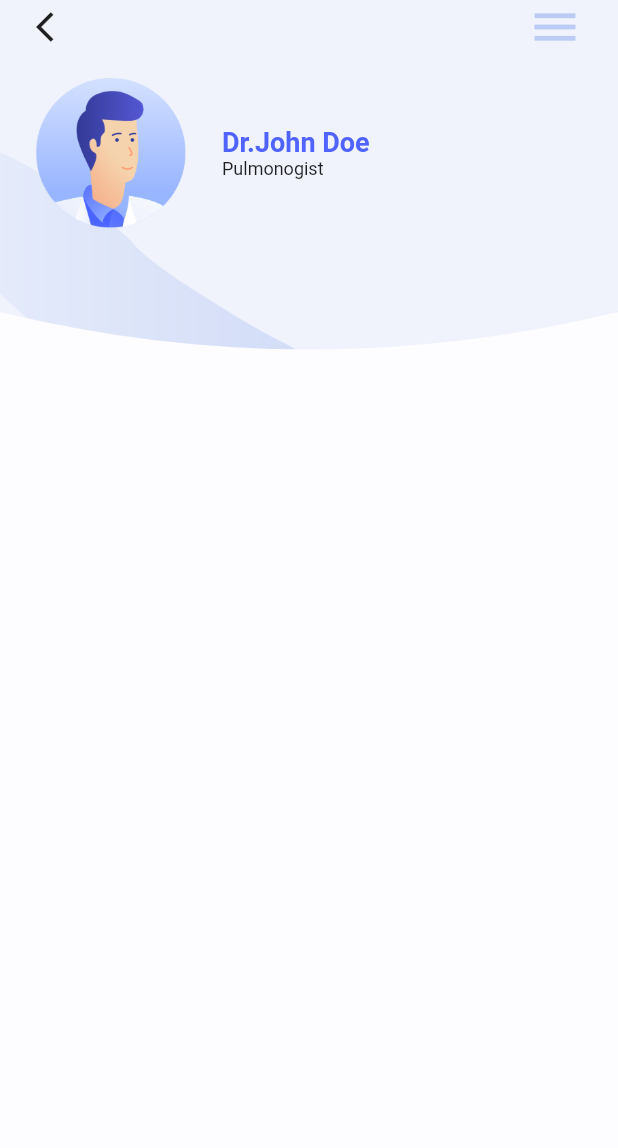
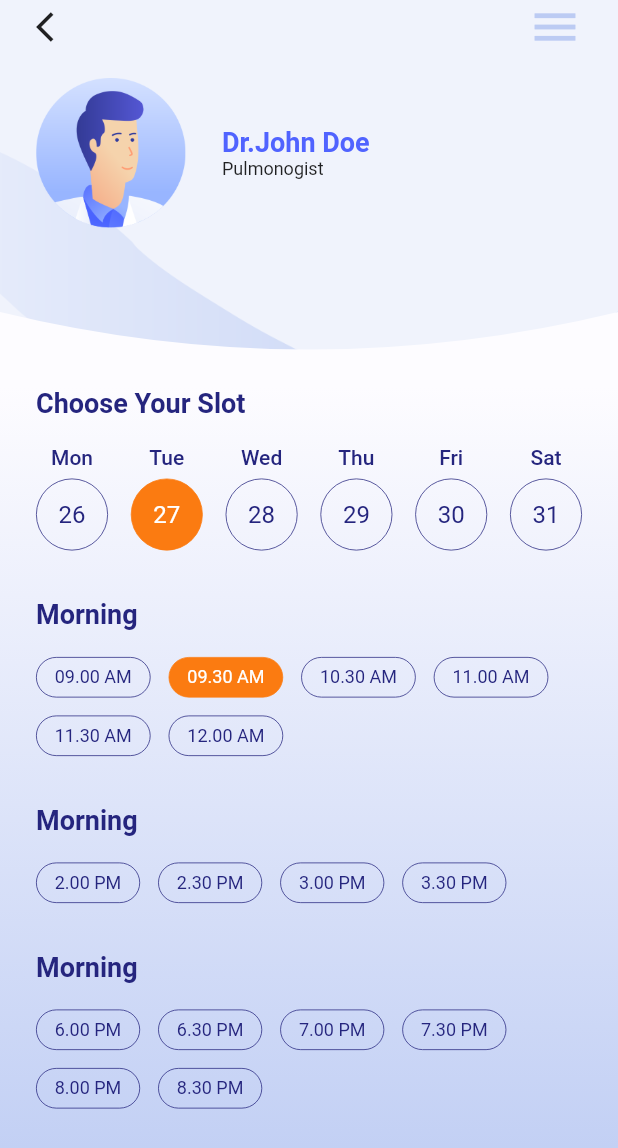
Before and after one commit to Bolutife-6978/Medical-AppUI, a Flutter app: the ReserveScreen screen opened directly, on a phone screen of 412 x 824 dp. Shown: the top 1148 px of the screen. Run offline on Flutter 3.47's test engine with Material 2 defaults, Android fonts, the phone set to English and light mode, and no system bars.

Commit message:
End of project

```diff
--- /dev/null
+++ b/lib/model/choose_model.dart
@@ -0,0 +1,6 @@
+class ChooseModel {
+  String time;
+  bool check;
+
+  ChooseModel(this.time, {this.check = false});
+}
--- a/lib/screen/reserve/reserve_screen.dart
+++ b/lib/screen/reserve/reserve_screen.dart
@@ -1,5 +1,9 @@
 import 'package:flutter/material.dart';
 import 'package:flutter_medical/constant.dart';
+import 'package:flutter_medical/model/choose_model.dart';
+import 'package:flutter_medical/screen/reserve/widget/choose_date.dart';
+import 'package:flutter_medical/screen/reserve/widget/choose_time.dart';
+import 'package:flutter_medical/screen/reserve/widget/choose_time_group.dart';
 import 'package:flutter_medical/screen/reserve/widget/user_info.dart';
 import 'package:flutter_medical/widget/my_header.dart';
 
@@ -25,9 +29,124 @@ class ReserveScreen extends StatelessWidget {
                 UserInfo()
               ],
             ),
-          )
+          ),
+          Expanded(
+            child: Container(
+              padding: const EdgeInsets.symmetric(horizontal: 24),
+              width: double.infinity,
+              decoration: BoxDecoration(
+                gradient: LinearGradient(
+                  colors: [nBackgroundColor, nSecondaryBackgroundColor],
+                  begin: Alignment.topCenter,
+                  end: Alignment.bottomCenter,
+                ),
+              ),
+              child: Column(
+                crossAxisAlignment: CrossAxisAlignment.start,
+                children: [
+                  ChooseSlot(),
+                  SizedBox(
+                    height: 32,
+                  ),
+                  ChooseTimeGroup(
+                    title: 'Morning',
+                    list: [
+                      ChooseModel('09.00 AM'),
+                      ChooseModel('09.30 AM', check: true),
+                      ChooseModel('10.30 AM'),
+                      ChooseModel('11.00 AM'),
+                      ChooseModel('11.30 AM'),
+                      ChooseModel('12.00 AM'),
+                    ],
+                  ),
+                  SizedBox(
+                    height: 32,
+                  ),
+                  ChooseTimeGroup(
+                    title: 'Afternoon',
+                    list: [
+                      ChooseModel('2.00 PM'),
+                      ChooseModel('2.30 PM'),
+                      ChooseModel('3.00 PM'),
+                      ChooseModel('3.30 PM'),
+                    ],
+                  ),
+                  SizedBox(
+                    height: 32,
+                  ),
+                  ChooseTimeGroup(
+                    title: 'Evening',
+                    list: [
+                      ChooseModel('6.00 PM'),
+                      ChooseModel('6.30 PM'),
+                      ChooseModel('7.00 PM'),
+                      ChooseModel('7.30 PM'),
+                      ChooseModel('8.00 PM'),
+                      ChooseModel('8.30 PM'),
+                    ],
+                  ),
+                ],
+              ),
+            ),
+          ),
         ],
       ),
     );
   }
 }
+
+class ChooseSlot extends StatelessWidget {
+  const ChooseSlot({
+    super.key,
+  });
+
+  @override
+  Widget build(BuildContext context) {
+    return Column(
+      crossAxisAlignment: CrossAxisAlignment.start,
+      children: [
+        Text(
+          "Choose Your Slot",
+          style: TextStyle(
+            fontSize: 18,
+            color: nTitleTextColor,
+            fontWeight: FontWeight.bold,
+          ),
+        ),
+        SizedBox(
+          height: 18,
+        ),
+        Row(
+          mainAxisAlignment: MainAxisAlignment.spaceBetween,
+          children: [
+            ChooseDate(
+              week: 'Mon',
+              date: '26',
+            ),
+            ChooseDate(
+              week: 'Tue',
+              date: '27',
+              check: true,
+            ),
+            ChooseDate(
+              week: 'Wed',
+              date: '28',
+            ),
+            ChooseDate(
+              week: 'Thu',
+              date: '29',
+            ),
+            ChooseDate(
+              week: 'Fri',
+              date: '30',
+            ),
+            ChooseDate(
+              week: 'Sat',
+              date: '31',
+            ),
+          ],
+        )
+      ],
+    );
+  }
+}
--- /dev/null
+++ b/lib/screen/reserve/widget/choose_date.dart
@@ -0,0 +1,52 @@
+import 'package:flutter/material.dart';
+
+import '../../../constant.dart';
+
+class ChooseDate extends StatelessWidget {
+  final String week;
+  final String date;
+  final bool check;
+  const ChooseDate({
+    super.key,
+    required this.week,
+    required this.date,
+    this.check = false,
+  });
+
+  @override
+  Widget build(BuildContext context) {
+    return Column(
+      children: [
+        Text(
+          week,
+          style: TextStyle(
+            color: nTitleTextColor,
+            fontSize: 14,
+            fontWeight: FontWeight.w500,
+          ),
+        ),
+        SizedBox(height: 6),
+        Container(
+          width: 48,
+          height: 48,
+          alignment: Alignment.center,
+          decoration: BoxDecoration(
+            color: check ? nYellowColor : Colors.transparent,
+            border: Border.all(
+              color: check ? nYellowColor : nTitleTextColor,
+              width: 0.5,
+            ),
+            borderRadius: BorderRadius.circular(36),
+          ),
+          child: Text(
+            date,
+            style: TextStyle(
+              color: check ? Colors.white : nTitleTextColor,
+              fontSize: 16,
+            ),
+          ),
+        )
+      ],
+    );
+  }
+}
--- /dev/null
+++ b/lib/screen/reserve/widget/choose_time.dart
@@ -0,0 +1,30 @@
+import 'package:flutter/material.dart';
+
+import '../../../constant.dart';
+
+class ChooseTime extends StatelessWidget {
+  final String time;
+  final bool check;
+  const ChooseTime({
+    super.key,
+    required this.time,
+    this.check = false,
+  });
+
+  @override
+  Widget build(BuildContext context) {
+    return Container(
+      padding: const EdgeInsets.symmetric(horizontal: 12, vertical: 6),
+      decoration: BoxDecoration(
+          color: check ? nYellowColor : Colors.transparent,
+          border: Border.all(
+              color: check ? nYellowColor : nTitleTextColor, width: 0.5),
+          borderRadius: BorderRadius.circular(36)),
+      child: Text(
+        time,
+        style: TextStyle(
+            color: check ? Colors.white : nTitleTextColor, fontSize: 12),
+      ),
+    );
+  }
+}
--- /dev/null
+++ b/lib/screen/reserve/widget/choose_time_group.dart
@@ -0,0 +1,53 @@
+import 'package:flutter/material.dart';
+import 'package:flutter_medical/model/choose_model.dart';
+
+import '../../../constant.dart';
+import 'choose_time.dart';
+
+class ChooseTimeGroup extends StatelessWidget {
+  final String title;
+  final List<ChooseModel> list;
+  const ChooseTimeGroup({
+    super.key,
+    required this.title,
+    required this.list,
+  });
+
+  @override
+  Widget build(BuildContext context) {
+    return Column(
+      crossAxisAlignment: CrossAxisAlignment.start,
+      children: [
+        Text(
+          "Morning",
+          style: TextStyle(
+            fontSize: 18,
+            color: nTitleTextColor,
+            fontWeight: FontWeight.bold,
+          ),
+        ),
+        SizedBox(
+          height: 18,
+        ),
+        Wrap(
+          runSpacing: 12,
+          spacing: 12,
+          children: buildItem(),
+        )
+      ],
+    );
+  }
+
+  List<Widget> buildItem() {
+    List<Widget> widgets = [];
+    {
+      for (ChooseModel item in list) {
+        widgets.add(ChooseTime(
+          time: item.time,
+          check: item.check,
+        ));
+      }
+      return widgets;
+    }
+  }
+}
```
